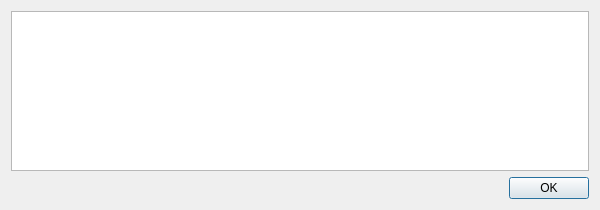
Qt form ui/formatsdialog.ui (snip89/wsnsim-postprocessor) before a commit.
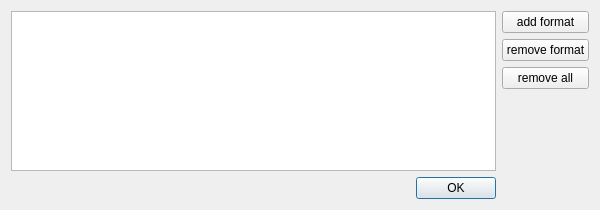
The same form after that commit.

Commit message: formats dialog changed

What changed in the file:
```diff
--- a/ui/formatsdialog.ui
+++ b/ui/formatsdialog.ui
@@ -32,6 +32,51 @@
    <string>Formats</string>
   </property>
   <layout class="QGridLayout" name="gridLayout_2">
+   <item row="0" column="2">
+    <layout class="QGridLayout" name="gridLayout">
+     <item row="0" column="0">
+      <widget class="QPushButton" name="addPushButton">
+       <property name="text">
+        <string>add format</string>
+       </property>
+      </widget>
+     </item>
+     <item row="1" column="0">
+      <widget class="QPushButton" name="removePushButton">
+       <property name="text">
+        <string>remove format</string>
+       </property>
+      </widget>
+     </item>
+     <item row="2" column="0">
+      <widget class="QPushButton" name="removeAllPushButton">
+       <property name="text">
+        <string>remove all</string>
+       </property>
+      </widget>
+     </item>
+     <item row="3" column="0">
+      <spacer name="verticalSpacer">
+       <property name="orientation">
+        <enum>Qt::Vertical</enum>
+       </property>
+       <property name="sizeHint" stdset="0">
+        <size>
+         <width>20</width>
+         <height>40</height>
+        </size>
+       </property>
+      </spacer>
+     </item>
+    </layout>
+   </item>
+   <item row="0" column="0">
+    <widget class="QListWidget" name="listWidget">
+     <property name="contextMenuPolicy">
+      <enum>Qt::DefaultContextMenu</enum>
+     </property>
+    </widget>
+   </item>
    <item row="1" column="0">
     <widget class="QDialogButtonBox" name="buttonBox">
      <property name="orientation">
```
Left out of the diff: 7 changed lines with no effect on the pictures. The commit also changes 2 other files.
